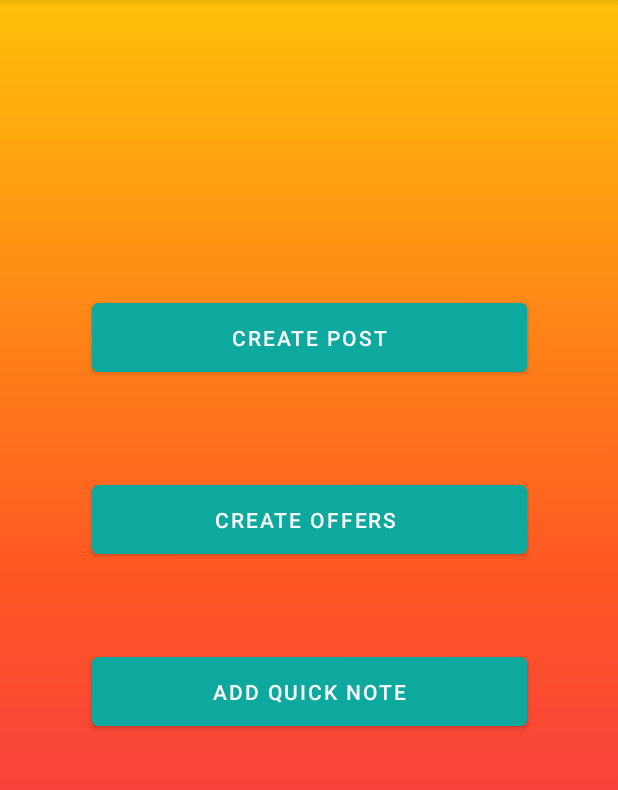
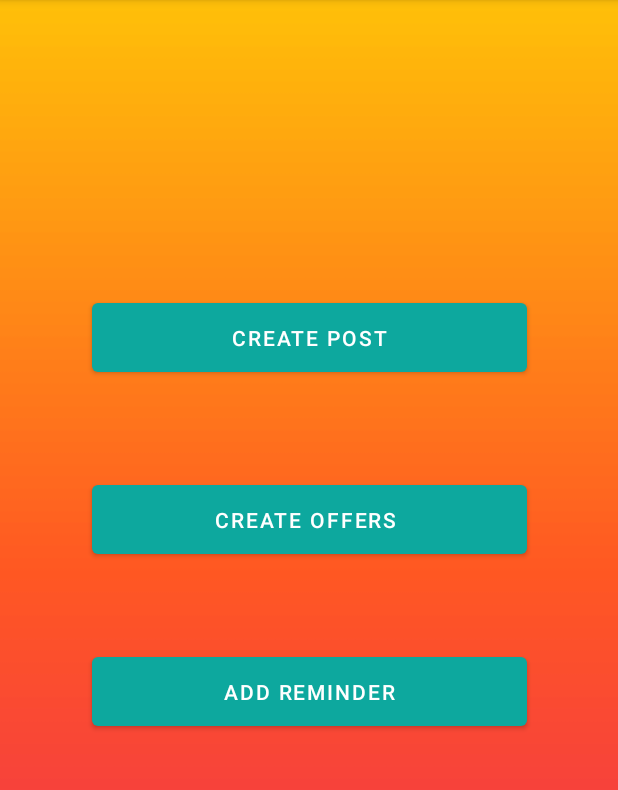
Before and after one commit to ishaaBoy/technoMobiletest4, an Android app: the AdminProfile screen opened directly, with no data from a screen before it, on a phone screen of 412 x 824 dp, the part 84-874 px from its top. Run offline under Robolectric (Android 15) with nearby library versions, the phone set to English and light mode, and no system bars.

Commit message:
ok
just for now

```diff
--- a/app/src/main/res/layout/activity_admin_profile.xml
+++ b/app/src/main/res/layout/activity_admin_profile.xml
@@ -40,7 +40,7 @@
         android:layout_marginStart="32dp"
         android:layout_marginEnd="32dp"
         android:layout_marginBottom="52dp"
-        android:text="Add Quick Note"
+        android:text="Add Reminder"
         app:layout_constraintBottom_toTopOf="@+id/guideline14"
         app:layout_constraintEnd_toEndOf="parent"
         app:layout_constraintStart_toStartOf="parent" />
--- a/app/src/main/res/layout/activity_more.xml
+++ b/app/src/main/res/layout/activity_more.xml
@@ -72,7 +72,7 @@
         android:layout_height="51dp"
         android:layout_marginStart="10dp"
         android:layout_marginTop="16dp"
-        android:text="Add Your Note"
+        android:text="Add Your Reminder"
         android:textColor="@color/purple_700"
         android:textSize="20sp"
         app:layout_constraintStart_toStartOf="parent"
```
